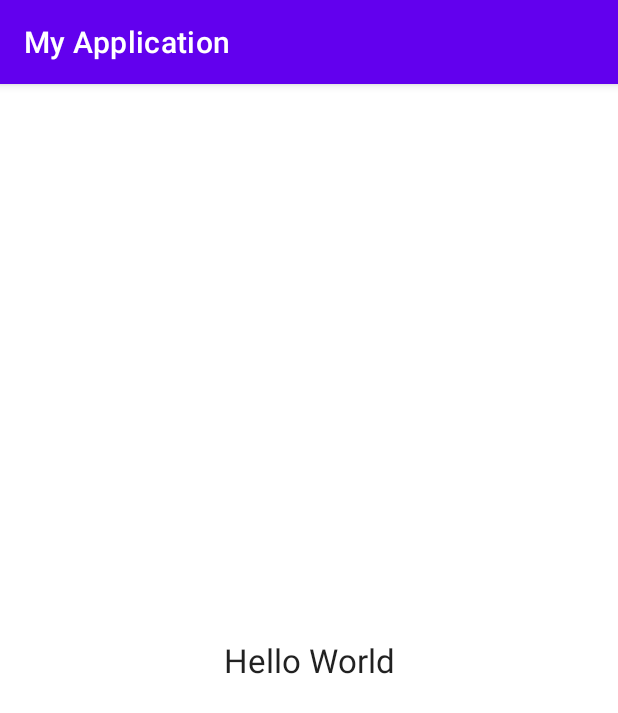
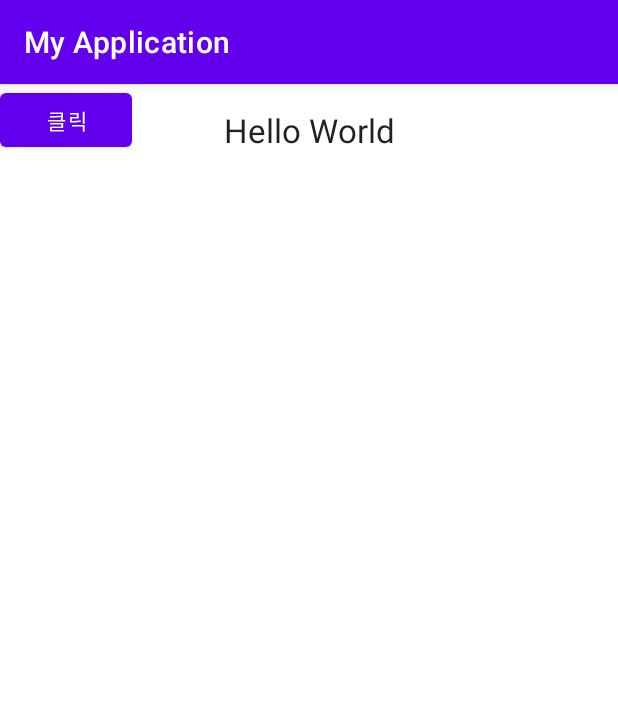
Before and after one commit to TEAM-Kotlin-Study/soyeonLee, an Android app: the screen it shows after launch (MainActivity), on a phone screen of 412 x 824 dp. Shown: the top 713 px of the screen. Run offline under Robolectric (Android 15) with nearby library versions, the phone set to English and light mode, and no system bars.

Commit message:
done with chapter 3

```diff
--- a/MyApplication2/app/src/main/java/com/example/myapplication/MainActivity.kt
+++ b/MyApplication2/app/src/main/java/com/example/myapplication/MainActivity.kt
@@ -2,10 +2,19 @@ package com.example.myapplication
 
 import androidx.appcompat.app.AppCompatActivity
 import android.os.Bundle
+import android.widget.Button
+import android.widget.TextView
 
 class MainActivity : AppCompatActivity() {
     override fun onCreate(savedInstanceState: Bundle?) {
         super.onCreate(savedInstanceState)
         setContentView(R.layout.activity_main)
+
+        val clickButton = findViewById<Button>(R.id.clickButton)
+        val textView = findViewById<TextView>(R.id.textView)
+
+        clickButton.setOnClickListener {
+            textView.text = "버튼을 눌렀습니다"
+        }
     }
 }
--- a/MyApplication2/app/src/main/res/layout/activity_main.xml
+++ b/MyApplication2/app/src/main/res/layout/activity_main.xml
@@ -7,13 +7,22 @@
     tools:context=".MainActivity">
 
     <TextView
+        android:id="@+id/textView"
         android:layout_width="wrap_content"
         android:layout_height="wrap_content"
+        android:layout_marginTop="16dp"
         android:text="@string/hello_world"
         android:textAppearance="@style/TextAppearance.AppCompat.Large"
-        app:layout_constraintBottom_toBottomOf="parent"
         app:layout_constraintLeft_toLeftOf="parent"
         app:layout_constraintRight_toRightOf="parent"
         app:layout_constraintTop_toTopOf="parent" />
 
+    <Button
+        android:id="@+id/clickButton"
+        android:layout_width="wrap_content"
+        android:layout_height="wrap_content"
+        android:text="클릭"
+        tools:layout_editor_absoluteX="158dp"
+        tools:layout_editor_absoluteY="341dp" />
+
 </androidx.constraintlayout.widget.ConstraintLayout>
```
